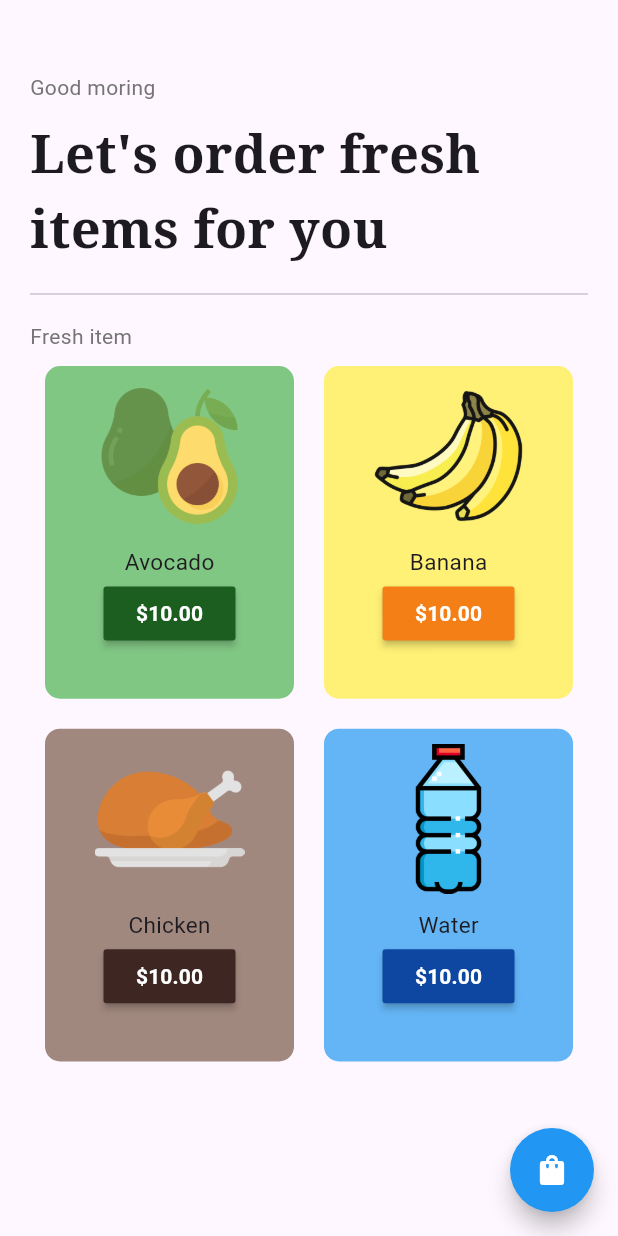
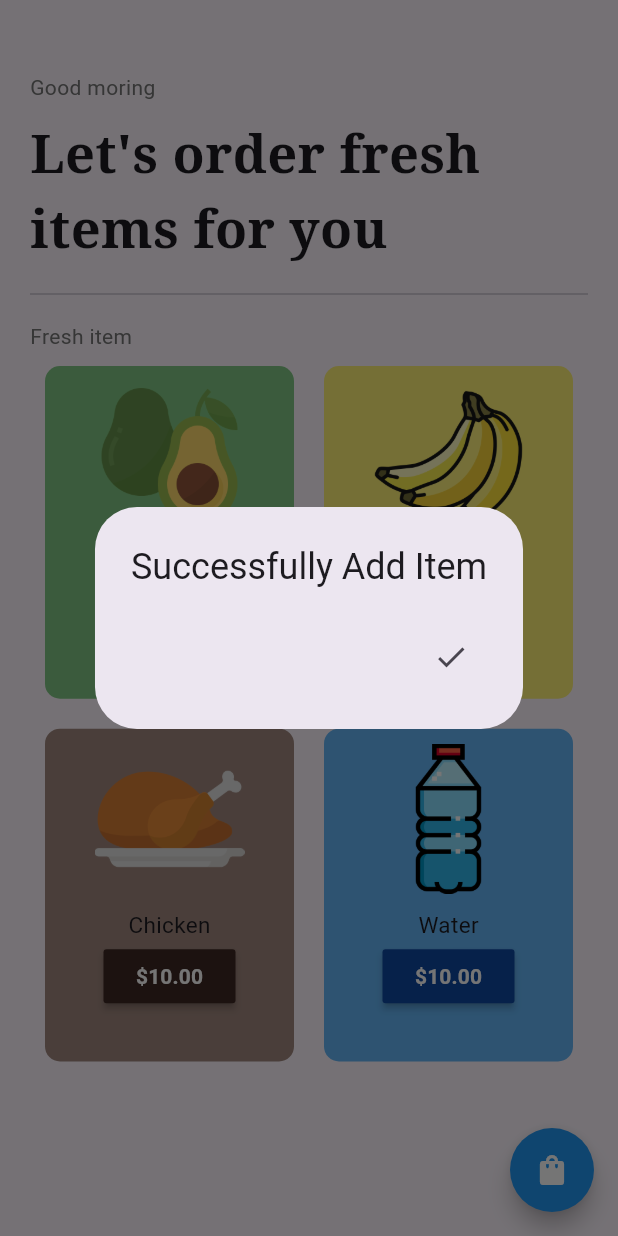
Before and after one commit to TMuln2516/grocery_shop, a Flutter app: the HomeScreen screen opened by its route, after a tap on an icon or button, on a phone screen of 412 x 824 dp. Run offline on Flutter 3.47's test engine with Material 3 defaults, Android fonts, the phone set to English and light mode, and no system bars; our stand-ins replace google_fonts.

```diff
--- a/lib/src/components/item_title.dart
+++ b/lib/src/components/item_title.dart
@@ -1,9 +1,29 @@
 import 'package:flutter/material.dart';
 import 'package:grocery_shop_app/src/models/item.dart';
+import 'package:grocery_shop_app/src/models/shop.dart';
+import 'package:provider/provider.dart';
 
 class ItemTitle extends StatelessWidget {
   final Item item;
   const ItemTitle({super.key, required this.item});
+
+  void addItem(Item item, BuildContext context) {
+    final shop = context.read<Shop>();
+    shop.addItem(item);
+
+    showDialog(
+      context: context,
+      builder: (context) => AlertDialog(
+        title: const Text("Successfully Add Item"),
+        actions: [
+          IconButton(
+            onPressed: () => Navigator.pop(context),
+            icon: const Icon(Icons.done),
+          )
+        ],
+      ),
+    );
+  }
 
   @override
   Widget build(BuildContext context) {
@@ -28,7 +48,7 @@ class ItemTitle extends StatelessWidget {
               style: const TextStyle(fontSize: 15),
             ),
             MaterialButton(
-              onPressed: () {},
+              onPressed: () => addItem(item, context),
               color: item.color[900],
               child: Text(
                 "\$${item.price}",
--- a/lib/src/models/shop.dart
+++ b/lib/src/models/shop.dart
@@ -25,11 +25,11 @@ class Shop extends ChangeNotifier {
         color: Colors.blue),
   ];
 
-  final List<Item> _customerCart = [];
+  final List _customerCart = [];
 
   //getter
-  List<Item> get shopMenu => _shopMenu;
-  List<Item> get customerCart => _customerCart;
+  get shopMenu => _shopMenu;
+  get customerCart => _customerCart;
 
   void addItem(Item item) {
     customerCart.add(item);
@@ -40,4 +40,12 @@ class Shop extends ChangeNotifier {
     customerCart.remove(item);
     notifyListeners();
   }
+
+  String totalPrice() {
+    double total = 0;
+    for (int i = 0; i < customerCart.length; i++) {
+      total += double.parse(_customerCart[i].price);
+    }
+    return total.toStringAsFixed(2);
+  }
 }
```
Also changed, not shown: lib/src/resources/cart_screen.dart (+113 -1 lines).
